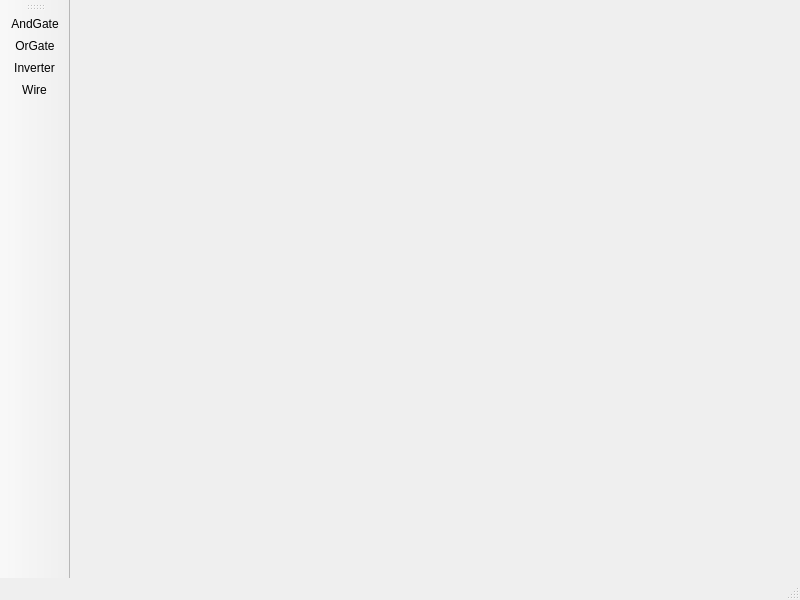
Above: CircuitBuilder/mainwindow.ui from lilzooty/IzziLab before the change. Below: the same form after it.
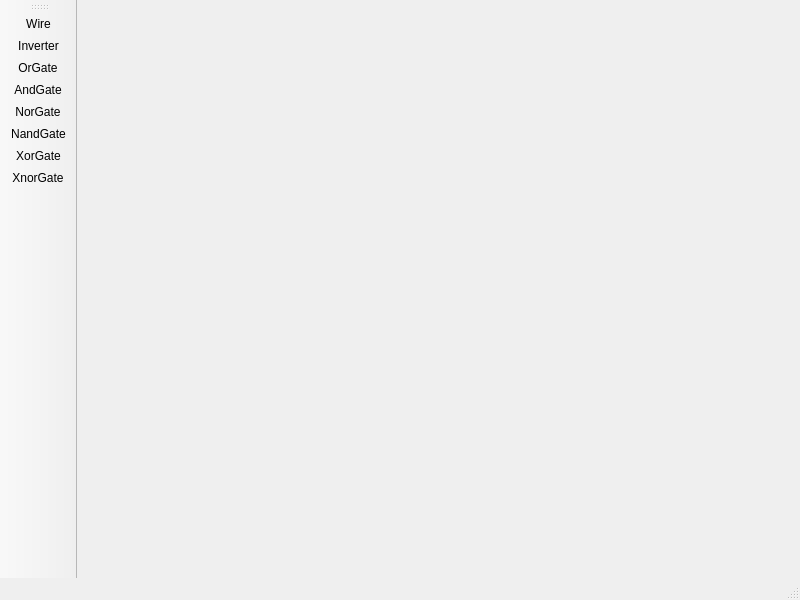
That is the form after the change.

Commit message: Added more logic gates, made all gate buttons non checkable.

What changed in the file:
```diff
--- a/CircuitBuilder/mainwindow.ui
+++ b/CircuitBuilder/mainwindow.ui
@@ -35,10 +35,14 @@
    <attribute name="toolBarBreak">
     <bool>false</bool>
    </attribute>
-   <addaction name="actionAndGate"/>
-   <addaction name="actionOrGate"/>
-   <addaction name="actionInverter"/>
    <addaction name="actionWire"/>
+   <addaction name="actionInverter"/>
+   <addaction name="actionOrGate"/>
+   <addaction name="actionAndGate"/>
+   <addaction name="actionNorGate"/>
+   <addaction name="actionNandGate"/>
+   <addaction name="actionXorGate"/>
+   <addaction name="actionXnorGate"/>
   </widget>
   <action name="actionAndGate">
    <property name="checkable">
@@ -84,6 +88,38 @@
     <enum>QAction::MenuRole::NoRole</enum>
    </property>
   </action>
+  <action name="actionNandGate">
+   <property name="text">
+    <string>NandGate</string>
+   </property>
+   <property name="menuRole">
+    <enum>QAction::MenuRole::NoRole</enum>
+   </property>
+  </action>
+  <action name="actionNorGate">
+   <property name="text">
+    <string>NorGate</string>
+   </property>
+   <property name="menuRole">
+    <enum>QAction::MenuRole::NoRole</enum>
+   </property>
+  </action>
+  <action name="actionXorGate">
+   <property name="text">
+    <string>XorGate</string>
+   </property>
+   <property name="menuRole">
+    <enum>QAction::MenuRole::NoRole</enum>
+   </property>
+  </action>
+  <action name="actionXnorGate">
+   <property name="text">
+    <string>XnorGate</string>
+   </property>
+   <property name="menuRole">
+    <enum>QAction::MenuRole::NoRole</enum>
+   </property>
+  </action>
  </widget>
  <resources/>
  <connections/>
```
Left out of the diff: 11 changed lines with no effect on the pictures. The commit also changes 1 other file.
